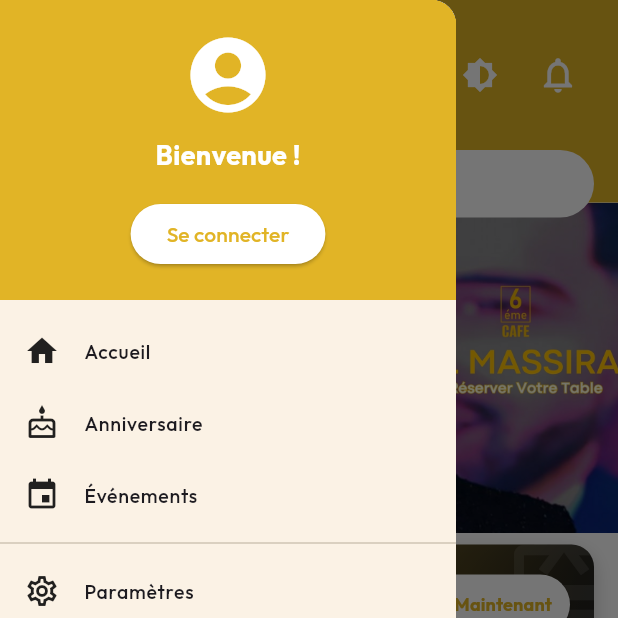
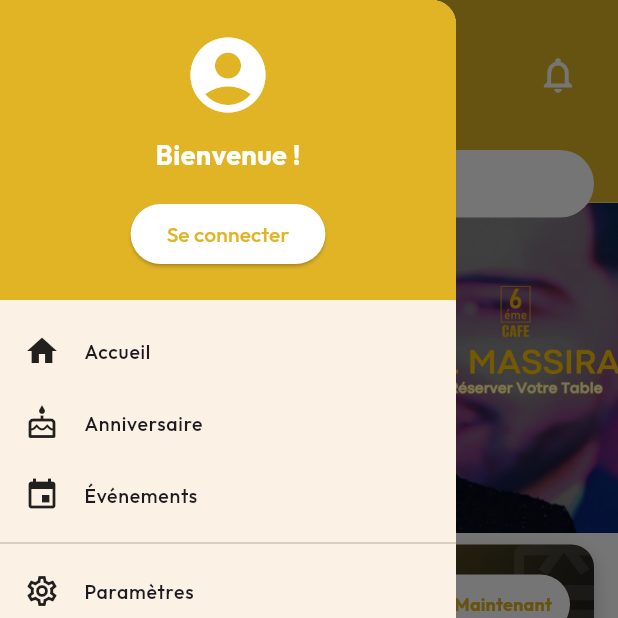
Before and after one commit to baksa7bi/6eme, a Flutter app: the screen it shows after launch, with the side drawer open, on a phone screen of 412 x 824 dp, the top half of it. Run offline on Flutter 3.47's test engine with Material 3 defaults, Android fonts, the phone set to English and light mode, and no system bars; our stand-ins replace cached_network_image, connectivity_plus, device_info_plus, font_awesome_flutter, google_fonts, google_sign_in and 3 more; missing offline and left inert: flutter_facebook_auth; accounts and stored records are empty; network calls fail.

```diff
--- a/lib/screens/home_page.dart
+++ b/lib/screens/home_page.dart
@@ -135,10 +135,7 @@ class _HomePageState extends State<HomePage> {
                   Row(
                     children: [
                       // Combined Notifications & Theme Toggle
-                      IconButton(
-                        icon: const Icon(Icons.brightness_6, color: Colors.white),
-                        onPressed: () => context.read<ThemeProvider>().toggleTheme(),
-                      ),
+
                       const SizedBox(width: 4),
                       Consumer<NotificationProvider>(
                         builder: (context, notifProvider, child) {
```
